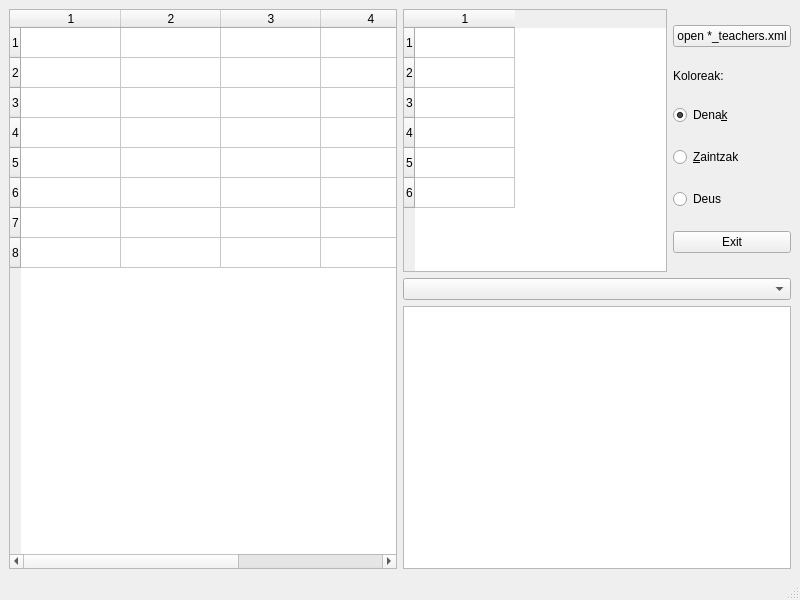
Old version of the form BrowseTeacher/mainwindow.ui in the repository asieriko/python-fet.
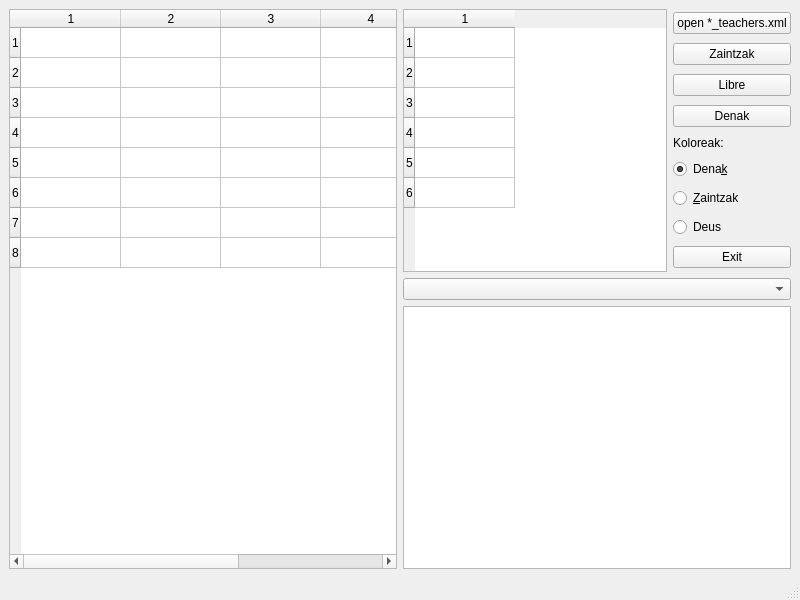
New version of the form.

Commit message: Updated to another BrowseTeacher version and added a tool to get all teachers for each group

```diff
--- a/BrowseTeacher/mainwindow.ui
+++ b/BrowseTeacher/mainwindow.ui
@@ -89,6 +89,27 @@
             </property>
            </widget>
           </item>
+          <item>
+           <widget class="QPushButton" name="zaintzakButton">
+            <property name="text">
+             <string>Zaintzak</string>
+            </property>
+           </widget>
+          </item>
+          <item>
+          <widget class="QPushButton" name="libreButton">
+            <property name="text">
+             <string>Libre</string>
+            </property>
+           </widget>
+          </item>
+          <item>
+           <widget class="QPushButton" name="denakButton">
+            <property name="text">
+             <string>Denak</string>
+            </property>
+           </widget>
+          </item>
           <item>
            <widget class="QLabel" name="label">
             <property name="sizePolicy">
```
The commit also changes 2 other files.
